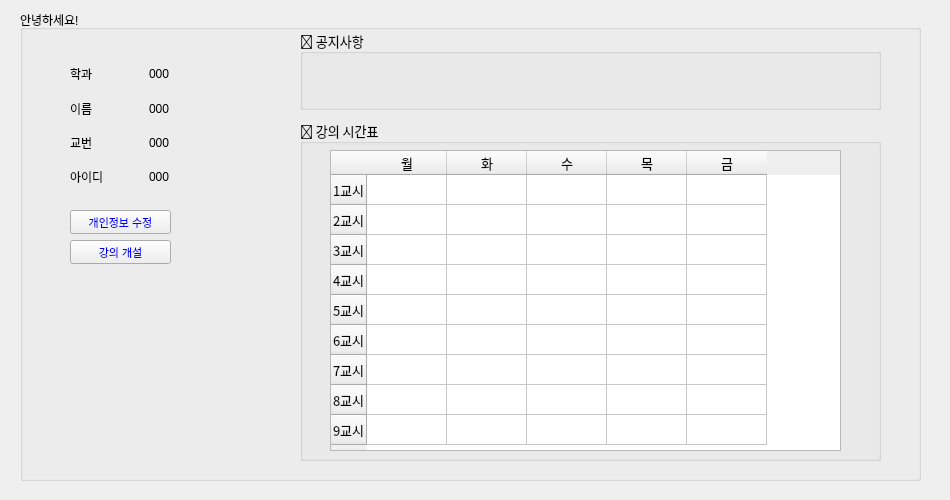
First picture: the form in GUI/Prf_Home.ui, repository XUBINN/Capstone, before the edit.
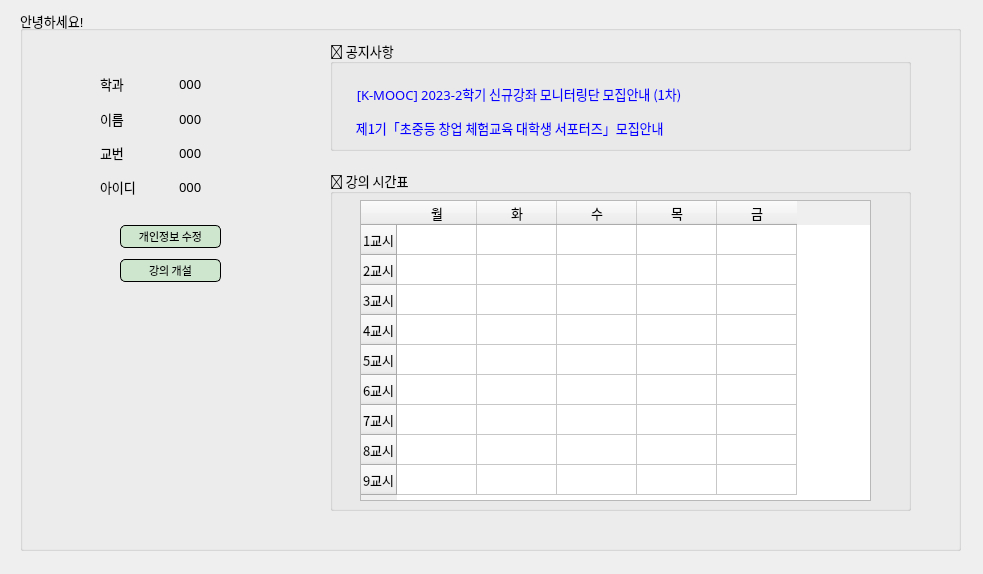
Second picture: the form after the edit.

```diff
--- a/GUI/Prf_Home.ui
+++ b/GUI/Prf_Home.ui
@@ -6,8 +6,8 @@
    <rect>
     <x>0</x>
     <y>0</y>
-    <width>950</width>
-    <height>500</height>
+    <width>983</width>
+    <height>574</height>
    </rect>
   </property>
   <property name="windowTitle">
@@ -18,18 +18,23 @@
     <rect>
      <x>20</x>
      <y>10</y>
-     <width>901</width>
-     <height>471</height>
+     <width>941</width>
+     <height>541</height>
     </rect>
    </property>
+   <property name="font">
+    <font>
+     <pointsize>10</pointsize>
+    </font>
+   </property>
    <property name="title">
     <string>안녕하세요!</string>
    </property>
    <widget class="QGroupBox" name="scheduleGroupBox">
     <property name="geometry">
      <rect>
-      <x>280</x>
-      <y>110</y>
+      <x>310</x>
+      <y>160</y>
       <width>581</width>
       <height>341</height>
      </rect>
@@ -136,10 +141,10 @@
    <widget class="QGroupBox" name="groupBox_2">
     <property name="geometry">
      <rect>
-      <x>280</x>
-      <y>20</y>
+      <x>310</x>
+      <y>30</y>
       <width>581</width>
-      <height>80</height>
+      <height>111</height>
      </rect>
     </property>
     <property name="font">
@@ -155,19 +160,40 @@
      <property name="geometry">
       <rect>
        <x>20</x>
-       <y>20</y>
+       <y>40</y>
        <width>541</width>
-       <height>51</height>
+       <height>61</height>
       </rect>
      </property>
-     <layout class="QVBoxLayout" name="verticalLayout"/>
+     <layout class="QVBoxLayout" name="verticalLayout">
+      <item>
+       <widget class="QLabel" name="label_2">
+        <property name="styleSheet">
+         <string notr="true">color:rgb(8, 0, 255)</string>
+        </property>
+        <property name="text">
+         <string>  [K-MOOC] 2023-2학기 신규강좌 모니터링단 모집안내 (1차)</string>
+        </property>
+       </widget>
+      </item>
+      <item>
+       <widget class="QLabel" name="label">
+        <property name="styleSheet">
+         <string notr="true">color:rgb(8, 0, 255)</string>
+        </property>
+        <property name="text">
+         <string>  제1기「초중등 창업 체험교육 대학생 서포터즈」모집안내</string>
+        </property>
+       </widget>
+      </item>
+     </layout>
     </widget>
    </widget>
    <widget class="QWidget" name="infoWidget">
     <property name="geometry">
      <rect>
-      <x>50</x>
-      <y>50</y>
+      <x>80</x>
+      <y>60</y>
       <width>151</width>
       <height>131</height>
      </rect>
@@ -177,6 +203,12 @@
       <layout class="QVBoxLayout" name="labelLayout">
        <item>
         <widget class="QLabel" name="majorLabel">
+         <property name="font">
+          <font>
+           <family>돋움</family>
+           <pointsize>10</pointsize>
+          </font>
+         </property>
          <property name="text">
           <string>학과</string>
          </property>
@@ -186,7 +218,8 @@
         <widget class="QLabel" name="nameLabel">
          <property name="font">
           <font>
-           <family>Agency FB</family>
+           <family>돋움</family>
+           <pointsize>10</pointsize>
           </font>
          </property>
          <property name="text">
@@ -196,6 +229,12 @@
        </item>
        <item>
         <widget class="QLabel" name="professorNumberLabel">
+         <property name="font">
+          <font>
+           <family>돋움</family>
+           <pointsize>10</pointsize>
+          </font>
+         </property>
          <property name="text">
           <string>교번</string>
          </property>
@@ -203,6 +242,12 @@
        </item>
        <item>
         <widget class="QLabel" name="idLabel">
+         <property name="font">
+          <font>
+           <family>돋움</family>
+           <pointsize>10</pointsize>
+          </font>
+         </property>
          <property name="text">
           <string>아이디</string>
          </property>
@@ -214,6 +259,12 @@
       <layout class="QVBoxLayout" name="valueLayout">
        <item>
         <widget class="QLabel" name="majorValueLabel">
+         <property name="font">
+          <font>
+           <family>돋움</family>
+           <pointsize>10</pointsize>
+          </font>
+         </property>
          <property name="text">
           <string>000</string>
          </property>
@@ -221,6 +272,12 @@
        </item>
        <item>
         <widget class="QLabel" name="nameValueLabel">
+         <property name="font">
+          <font>
+           <family>돋움</family>
+           <pointsize>10</pointsize>
+          </font>
+         </property>
          <property name="text">
           <string>000</string>
          </property>
@@ -228,6 +285,12 @@
        </item>
        <item>
         <widget class="QLabel" name="professorNumberValueLabel">
+         <property name="font">
+          <font>
+           <family>돋움</family>
+           <pointsize>10</pointsize>
+          </font>
+         </property>
          <property name="text">
           <string>000</string>
          </property>
@@ -235,6 +298,12 @@
        </item>
        <item>
         <widget class="QLabel" name="idValueLabel">
+         <property name="font">
+          <font>
+           <family>돋움</family>
+           <pointsize>10</pointsize>
+          </font>
+         </property>
          <property name="text">
           <string>000</string>
          </property>
@@ -247,22 +316,40 @@
    <widget class="QWidget" name="verticalLayoutWidget_2">
     <property name="geometry">
      <rect>
-      <x>50</x>
-      <y>200</y>
+      <x>100</x>
+      <y>210</y>
       <width>101</width>
-      <height>54</height>
+      <height>68</height>
      </rect>
     </property>
     <layout class="QVBoxLayout" name="verticalLayout_2">
      <item>
       <widget class="QPushButton" name="editInfoButton">
+       <property name="minimumSize">
+        <size>
+         <width>0</width>
+         <height>23</height>
+        </size>
+       </property>
+       <property name="sizeIncrement">
+        <size>
+         <width>0</width>
+         <height>0</height>
+        </size>
+       </property>
        <property name="font">
         <font>
+         <family>돋움</family>
          <pointsize>8</pointsize>
         </font>
        </property>
        <property name="styleSheet">
-        <string notr="true">color: rgb(0, 0, 255);</string>
+        <string notr="true">background:rgb(206, 229, 206);
+color:black;
+border-color:(0, 0, 0);
+border-style:solid;
+border-width:1px;
+border-radius:5px;</string>
        </property>
        <property name="text">
         <string>개인정보 수정</string>
@@ -271,13 +358,31 @@
      </item>
      <item>
       <widget class="QPushButton" name="openLectButton">
+       <property name="minimumSize">
+        <size>
+         <width>0</width>
+         <height>23</height>
+        </size>
+       </property>
+       <property name="sizeIncrement">
+        <size>
+         <width>0</width>
+         <height>0</height>
+        </size>
+       </property>
        <property name="font">
         <font>
+         <family>돋움</family>
          <pointsize>8</pointsize>
         </font>
        </property>
        <property name="styleSheet">
-        <string notr="true">color: rgb(0, 0, 255);</string>
+        <string notr="true">background:rgb(206, 229, 206);
+color:black;
+border-color:(0, 0, 0);
+border-style:solid;
+border-width:1px;
+border-radius:5px;</string>
        </property>
        <property name="text">
         <string>강의 개설</string>
```
